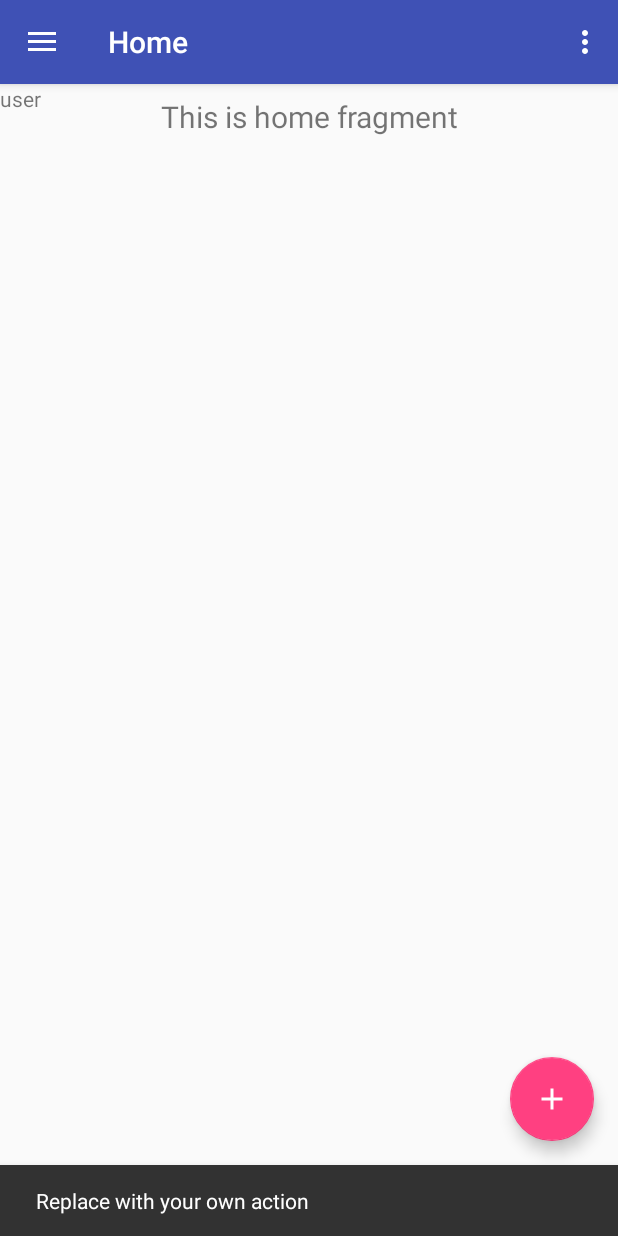
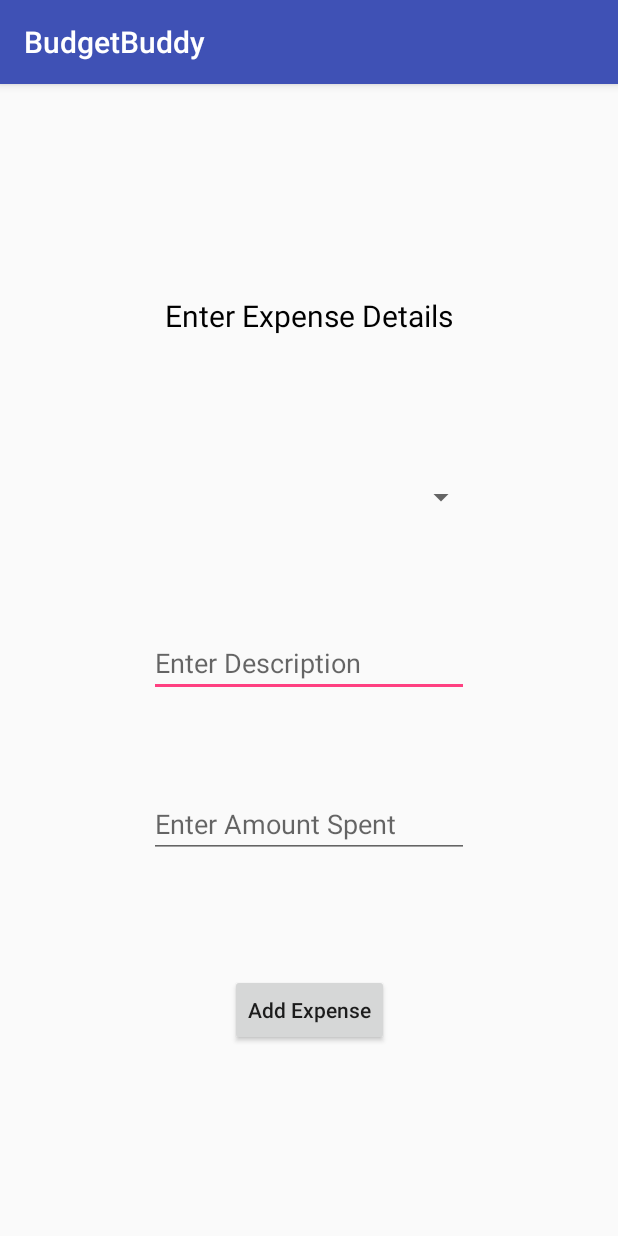
Before and after one commit to sarikasingh00/BudgetBuddy, an Android app: the HomeScreen screen opened directly, with no data from a screen before it, after a tap on an icon or button, on a phone screen of 412 x 824 dp. Run offline under Robolectric (Android 15) with nearby library versions, the phone set to English and light mode, and no system bars; our stand-ins replace Firebase (no records; nobody signed in at launch, a user with empty details on screens opened directly), navigation-ui.

Commit message:
Add Expense (w/o timestamp)

```diff
--- a/app/src/main/AndroidManifest.xml
+++ b/app/src/main/AndroidManifest.xml
@@ -11,10 +11,11 @@
         android:roundIcon="@mipmap/ic_launcher_round"
         android:supportsRtl="true"
         android:theme="@style/AppTheme">
+        <activity android:name=".AddExpense"></activity>
         <activity
             android:name=".ui.test.test_act"
             android:label="@string/title_activity_test_act"
-            android:theme="@style/AppTheme.NoActionBar"></activity>
+            android:theme="@style/AppTheme.NoActionBar" />
         <activity
             android:name=".HomeScreen"
             android:label="@string/title_activity_home_screen"
--- /dev/null
+++ b/app/src/main/java/com/example/sarika/budgetbuddy/AddExpense.java
@@ -0,0 +1,161 @@
+package com.example.sarika.budgetbuddy;
+
+import androidx.annotation.IntRange;
+import androidx.annotation.NonNull;
+import androidx.appcompat.app.AppCompatActivity;
+
+import android.os.Bundle;
+import android.util.Log;
+import android.view.View;
+import android.widget.ArrayAdapter;
+import android.widget.Button;
+import android.widget.Spinner;
+import android.widget.TextView;
+import android.widget.Toast;
+
+import com.google.android.gms.tasks.OnCompleteListener;
+import com.google.android.gms.tasks.OnFailureListener;
+import com.google.android.gms.tasks.OnSuccessListener;
+import com.google.android.gms.tasks.Task;
+import com.google.firebase.auth.FirebaseAuth;
+import com.google.firebase.firestore.DocumentSnapshot;
+import com.google.firebase.firestore.FieldValue;
+import com.google.firebase.firestore.FirebaseFirestore;
+import com.google.firebase.firestore.QueryDocumentSnapshot;
+import com.google.firebase.firestore.QuerySnapshot;
+import com.google.firebase.firestore.SetOptions;
+import com.google.firebase.firestore.auth.User;
+
+import java.util.HashMap;
+import java.util.Map;
+import java.util.Objects;
+
+public class AddExpense extends AppCompatActivity {
+
+    private FirebaseAuth mAuth;
+    private FirebaseFirestore db;
+    private String Uid;
+    private TextView description;
+    private TextView spent;
+    private Spinner spinner;
+    private Button add;
+    private static final String TAG = "DocSnippets";
+    private String[] categories;
+
+    @Override
+    protected void onCreate(Bundle savedInstanceState) {
+        super.onCreate(savedInstanceState);
+        setContentView(R.layout.activity_add_expense);
+
+        mAuth = FirebaseAuth.getInstance();
+        Uid = mAuth.getUid();
+        db = FirebaseFirestore.getInstance();
+        description = findViewById(R.id.description);
+        spent = findViewById(R.id.spentAmount);
+        spinner = findViewById(R.id.spinner);
+        add = findViewById(R.id.addExpButton);
+
+        db.collection("Users").document(Uid).get()
+                .addOnCompleteListener(new OnCompleteListener<DocumentSnapshot>() {
+                    @Override
+                    public void onComplete(@NonNull Task<DocumentSnapshot> task) {
+                        if (task.isSuccessful()) {
+                            DocumentSnapshot documentSnap = task.getResult();
+                            if (documentSnap.exists()) {
+                                Map<String, Object> map = documentSnap.getData();
+                                categories = new String[map.size()];
+                                int i = 0;
+                                for (String key : map.keySet())
+                                    categories[i++] = key;
+                                makeSpinner();
+                            } else {
+                                Log.d(TAG, "No such document");
+                            }
+                        } else {
+                            Log.d(TAG, "get failed with ", task.getException());
+                        }
+                    }
+                });
+
+        add.setOnClickListener(new View.OnClickListener() {
+            @Override
+            public void onClick(View view) {
+                String desc = description.getText().toString().trim();
+                String category = spinner.getSelectedItem().toString();
+
+                //Testing non null non zero values
+                int amount = 0;
+                try {
+                    amount = Integer.parseInt(spent.getText().toString().trim());
+                } catch (NumberFormatException e) {
+                    Toast.makeText(getApplicationContext(), "Please enter a non zero amount.", Toast.LENGTH_LONG).show();
+                }
+                if (desc.equals(""))
+                    Toast.makeText(getApplicationContext(), "Please enter a description.", Toast.LENGTH_LONG).show();
+                else if (amount == 0)
+                    Toast.makeText(getApplicationContext(), "Please enter a non zero amount.", Toast.LENGTH_LONG).show();
+                else
+                    addExpense(desc, amount, category);
+            }
+        });
+    }
+
+    public void makeSpinner() {
+        //making spinner
+        ArrayAdapter<String> adapter = new ArrayAdapter<>(this, android.R.layout.simple_spinner_dropdown_item, categories);
+        spinner.setAdapter(adapter);
+    }
+
+    public void addExpense(String desc, final int amount, final String category) {
+
+        //creating map of new exp
+        Map<String, Integer> map = new HashMap<>();
+        map.put(desc, amount);
+
+        //Writing the exp in categories collection document
+        db.collection("Users").document(Uid).collection("Categories").document(category)
+                .set(map, SetOptions.merge()).addOnSuccessListener(new OnSuccessListener<Void>() {
+            @Override
+            public void onSuccess(Void aVoid) {
+                Toast.makeText(getApplicationContext(), "Added expense record!", Toast.LENGTH_LONG).show();
+                Log.d(TAG, "Document written");
+                description.setText("");
+                spent.setText("");
+            }
+        }).addOnFailureListener(new OnFailureListener() {
+            @Override
+            public void onFailure(@NonNull Exception e) {
+                Toast.makeText(getApplicationContext(), "Error writing record.", Toast.LENGTH_LONG).show();
+                Log.d(TAG, "Error-" + e);
+            }
+        });
+
+        //Computing total exp in a categry
+        db.document("/Users/" + Uid + "/Categories/" + category).get()
+                .addOnCompleteListener(new OnCompleteListener<DocumentSnapshot>() {
+                    @Override
+                    public void onComplete(@NonNull Task<DocumentSnapshot> task) {
+                        if (task.isSuccessful()) {
+                            DocumentSnapshot documentSnap = task.getResult();
+                            if (documentSnap.exists()) {
+                                Log.d(TAG, "DocumentSnapshot data: " + documentSnap.getData());
+                                Map<String, Object> map;
+                                map = documentSnap.getData();
+                                Log.d(TAG, "map" + map);
+                                int exp=0;
+                                for(String key : map.keySet()){
+                                    if(key.equals("Budget") || key.equals("Category name") || key.equals("Expense"))
+                                        ;
+                                    else
+                                        exp+= (Long)map.get(key);
+                                }
+                                Log.d(TAG,"expense tot"+exp);
+                                //Updating the final expense total in both record places
+                                db.document("/Users/" + Uid + "/Categories/" + category).update("Expense",exp);
+                                db.document("/Users/" + Uid).update(category+".expense",exp);
+                            }
+                        }
+                    }
+                });
+        }
+}
--- a/app/src/main/java/com/example/sarika/budgetbuddy/HomeScreen.java
+++ b/app/src/main/java/com/example/sarika/budgetbuddy/HomeScreen.java
@@ -1,5 +1,6 @@
 package com.example.sarika.budgetbuddy;
 
+import android.content.Intent;
 import android.os.Bundle;
 
 import com.example.sarika.budgetbuddy.ui.home.HomeFragment;
@@ -41,6 +42,9 @@ public class HomeScreen extends AppCompatActivity {
             public void onClick(View view) {
                 Snackbar.make(view, "Replace with your own action", Snackbar.LENGTH_LONG)
                         .setAction("Action", null).show();
+                Intent goToExpense = new Intent();
+                goToExpense.setClass(getApplicationContext(),AddExpense.class);
+                startActivity(goToExpense);
             }
         });
         DrawerLayout drawer = findViewById(R.id.drawer_layout);
--- a/app/src/main/java/com/example/sarika/budgetbuddy/ui/addCategory/AddFragment.java
+++ b/app/src/main/java/com/example/sarika/budgetbuddy/ui/addCategory/AddFragment.java
@@ -83,7 +83,7 @@ public class AddFragment extends Fragment {
         addButton=view.findViewById(R.id.add_button);
         AddText=view.findViewById(R.id.AddCategory);
     }
-
+//TODO invalid null input
     @Override
     public void onStart() {
         super.onStart();
--- /dev/null
+++ b/app/src/main/res/layout/activity_add_expense.xml
@@ -0,0 +1,73 @@
+<?xml version="1.0" encoding="utf-8"?>
+<androidx.constraintlayout.widget.ConstraintLayout xmlns:android="http://schemas.android.com/apk/res/android"
+    xmlns:app="http://schemas.android.com/apk/res-auto"
+    xmlns:tools="http://schemas.android.com/tools"
+    android:layout_width="match_parent"
+    android:layout_height="match_parent"
+    tools:context=".AddExpense">
+
+    <Spinner
+        android:id="@+id/spinner"
+        android:layout_width="224dp"
+        android:layout_height="50dp"
+        android:textAlignment="center"
+        app:layout_constraintBottom_toBottomOf="parent"
+        app:layout_constraintEnd_toEndOf="parent"
+        app:layout_constraintStart_toStartOf="parent"
+        app:layout_constraintTop_toTopOf="parent"
+        app:layout_constraintVertical_bias="0.349" />
+
+    <TextView
+        android:id="@+id/addExpText"
+        android:layout_width="wrap_content"
+        android:layout_height="wrap_content"
+        android:text="Enter Expense Details"
+        android:textColor="@color/common_google_signin_btn_text_dark_focused"
+        android:textSize="20sp"
+        app:layout_constraintBottom_toTopOf="@+id/spinner"
+        app:layout_constraintEnd_toEndOf="parent"
+        app:layout_constraintStart_toStartOf="parent"
+        app:layout_constraintTop_toTopOf="parent"
+        app:layout_constraintVertical_bias="0.63" />
+
+    <EditText
+        android:id="@+id/description"
+        android:layout_width="wrap_content"
+        android:layout_height="wrap_content"
+        android:ems="10"
+        android:hint="Enter Description"
+        android:inputType="textPersonName"
+        android:textAlignment="textStart"
+        app:layout_constraintBottom_toTopOf="@+id/spentAmount"
+        app:layout_constraintEnd_toEndOf="parent"
+        app:layout_constraintStart_toStartOf="parent"
+        app:layout_constraintTop_toBottomOf="@+id/spinner" />
+
+    <EditText
+        android:id="@+id/spentAmount"
+        android:layout_width="wrap_content"
+        android:layout_height="wrap_content"
+        android:ems="10"
+        android:hint="Enter Amount Spent"
+        android:inputType="numberDecimal"
+        android:textAlignment="textStart"
+        app:layout_constraintBottom_toBottomOf="parent"
+        app:layout_constraintEnd_toEndOf="parent"
+        app:layout_constraintStart_toStartOf="parent"
+        app:layout_constraintTop_toBottomOf="@+id/spinner"
+        app:layout_constraintVertical_bias="0.403" />
+
+    <Button
+        android:id="@+id/addExpButton"
+        android:layout_width="wrap_content"
+        android:layout_height="wrap_content"
+        android:text="Add Expense"
+        android:textAllCaps="false"
+        android:textSize="14sp"
+        app:layout_constraintBottom_toBottomOf="parent"
+        app:layout_constraintEnd_toEndOf="parent"
+        app:layout_constraintStart_toStartOf="parent"
+        app:layout_constraintTop_toBottomOf="@+id/spentAmount"
+        app:layout_constraintVertical_bias="0.38" />
+
+</androidx.constraintlayout.widget.ConstraintLayout>
```
